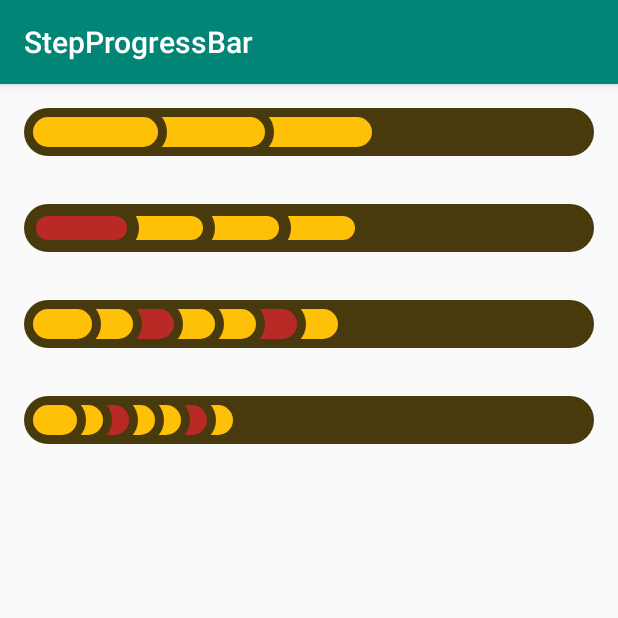
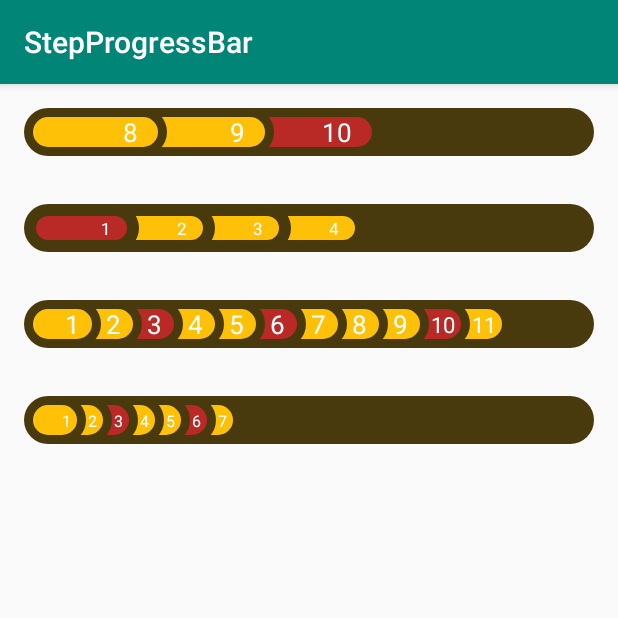
Before and after one commit to mr-sarsarabi/StepProgressBar, an Android app: the screen it shows after launch (MainActivity), on a phone screen of 412 x 824 dp, the top half of it. Run offline under Robolectric (Android 15) with nearby library versions, the phone set to English and light mode, and no system bars.

Commit message:
Added Text Labels for showing indices.

```diff
--- a/app/src/main/java/com/miragestudios/stepprogressbar/MainActivity.java
+++ b/app/src/main/java/com/miragestudios/stepprogressbar/MainActivity.java
@@ -16,13 +16,13 @@ public class MainActivity extends AppCompatActivity {
         stepProgressBar.setFailureStepColor(0xfff);
         stepProgressBar.setBackgroundColor(0xfff);
         stepProgressBar.setInnerPadding(Utils.dpToPx(this, 6));
-        stepProgressBar.setStepSates(new Boolean[]{true, false, true, true, true, false, false, true , true , true , null, null, null}, 2);
+        stepProgressBar.setStepSates(new Boolean[]{true, false, true, true, true, false, false, true , true , false , null, null, null}, 2);
         StepProgressBar stepProgressBar2 = findViewById(R.id.step_progress_bar2);
         stepProgressBar2.setStepCount(7);
         stepProgressBar2.setStepSates(new Boolean[]{false, true, true, true, null, null, null});
         StepProgressBar stepProgressBar3 = findViewById(R.id.step_progress_bar3);
         stepProgressBar3.setStepCount(13);
-        stepProgressBar3.setStepSates(new Boolean[]{true, true, false, true, true, false, true,
+        stepProgressBar3.setStepSates(new Boolean[]{true, true, false, true, true, false, true, true, true, false, true,
                 null, null, null, null, null, null
         });
         StepProgressBar stepProgressBar4 = findViewById(R.id.step_progress_bar4);
--- a/app/src/main/res/layout/activity_main.xml
+++ b/app/src/main/res/layout/activity_main.xml
@@ -15,6 +15,8 @@
         app:backgroundBarColor="#493A0D"
         app:failureStepColor="#B92926"
         app:innerPadding="6dp"
+        app:showStepNumbers="true"
+        app:textColor="#fff"
         app:successfulStepColor="#FFC107" />
 
     <com.miragestudios.stepprogressbar.StepProgressBar
@@ -25,16 +27,22 @@
         app:backgroundBarColor="#493A0D"
         app:failureStepColor="#B92926"
         app:innerPadding="8dp"
+        app:showStepNumbers="true"
+        app:textColor="#fff"
         app:successfulStepColor="#FFC107" />
+
     <com.miragestudios.stepprogressbar.StepProgressBar
         android:id="@+id/step_progress_bar3"
         android:layout_width="match_parent"
         android:layout_height="32dp"
         android:layout_margin="16dp"
         app:backgroundBarColor="#493A0D"
+        app:showStepNumbers="true"
         app:failureStepColor="#B92926"
+        app:textColor="#fff"
         app:innerPadding="6dp"
         app:successfulStepColor="#FFC107" />
+
     <com.miragestudios.stepprogressbar.StepProgressBar
         android:id="@+id/step_progress_bar4"
         android:layout_width="match_parent"
@@ -43,7 +51,9 @@
         app:backgroundBarColor="#493A0D"
         app:failureStepColor="#B92926"
         app:innerPadding="6dp"
+        app:showStepNumbers="true"
+        app:textColor="#fff"
         app:successfulStepColor="#FFC107" />
-<!--    app:stepCount="5"-->
+    <!--    app:stepCount="5"-->
 
 </LinearLayout>
--- a/library/src/main/java/com/miragestudios/stepprogressbar/StepProgressBar.java
+++ b/library/src/main/java/com/miragestudios/stepprogressbar/StepProgressBar.java
@@ -14,6 +14,8 @@ import androidx.annotation.Nullable;
 import java.util.Arrays;
 
 public class StepProgressBar extends View {
+    int _2dp;
+    int _1dp;
 
     private int width, height;
     private int minStepHeight = 20;//class pre-defined variable (in #init())
@@ -24,6 +26,19 @@ public class StepProgressBar extends View {
     private int backgroundRectHStart, backgroundRectVStart, backgroundRectHEnd, backgroundRectVEnd;
     private int backgroundRectWidht, backgroundRectHeight;
     private int stepWidth, stepHeight;
+    private int stepTextWidhtMax, stepTextHeightMax;
+    private int textHeight1;
+    private int textHeight2;
+    private int textWidht1;
+    private int textWidht2;
+    private int textDiff1;
+    private int textDiff2;
+    private int textBottom1;
+    private int textBottom2;
+    private int textLeft;
+    private int textSize1 = 1;
+    private int textSize2 = 1;
+    private Rect textBounds = new Rect();
     private int firstStepWidth;
     private int[] stepsRectHStart, stepsRectHEnd;
     private int stepRectVStart, stepRectVEnd;
@@ -31,14 +46,18 @@ public class StepProgressBar extends View {
     private int[] stepsLeftCircleX;
     private int stepCircleY;
     private int stepCircleRadius;
+    private int halfStepCircleRadius;
     private int stepOverlay = 3;//class pre-defined variable
     private int backgroundBarColor;//user pre-defined variable
     private int successfulStepColor;//user pre-defined variable
     private int failureStepColor;//user pre-defined variable
+    private int textColor;//user pre-defined variable
     private int stepCount;//user pre-defined variable
+    private boolean showStepNumbers;//user pre-defined variable
+    private int trimmedStepsCount = 0;
     private int mode;
 
-    private Paint backgroundPaint, successfulPaint, failurePaint;
+    private Paint backgroundPaint, successfulPaint, failurePaint, textPaint;
     private Rect backgroundRect;
     /**
      * true: step successful , false: step failure , null: step not reached
@@ -55,6 +74,8 @@ public class StepProgressBar extends View {
 
     public StepProgressBar(Context context, @Nullable AttributeSet attrs, int defStyleAttr) {
         super(context, attrs, defStyleAttr);
+        _2dp = Utils.dpToPx(getContext(), 2);
+        _1dp = Utils.dpToPx(getContext(), 1);
         TypedArray a = context.getTheme().obtainStyledAttributes(
                 attrs,
                 R.styleable.StepProgressBar,
@@ -64,7 +85,9 @@ public class StepProgressBar extends View {
             backgroundBarColor = a.getColor(R.styleable.StepProgressBar_backgroundBarColor, 0x493A0D);
             successfulStepColor = a.getColor(R.styleable.StepProgressBar_successfulStepColor, 0xFFC107);
             failureStepColor = a.getColor(R.styleable.StepProgressBar_failureStepColor, 0xB92926);
+            textColor = a.getColor(R.styleable.StepProgressBar_textColor, 0xFFFFFF);
             stepCount = a.getInteger(R.styleable.StepProgressBar_stepCount, 5);
+            showStepNumbers = a.getBoolean(R.styleable.StepProgressBar_showStepNumbers, false);
         } finally {
             a.recycle();
         }
@@ -85,6 +108,11 @@ public class StepProgressBar extends View {
         failurePaint = new Paint(Paint.ANTI_ALIAS_FLAG);
         failurePaint.setColor(failureStepColor);
         failurePaint.setAlpha(255);
+
+        textPaint = new Paint(Paint.ANTI_ALIAS_FLAG);
+        textPaint.setColor(textColor);
+        textPaint.setTextSize(Utils.dpToPx(getContext(), 12));
+        textPaint.setAlpha(255);
 
     }
 
@@ -113,7 +141,27 @@ public class StepProgressBar extends View {
                     //drawing left hole
 //                    canvas.drawCircle(stepsLeftCircleX[i], stepCircleY, stepCircleRadius, backgroundPaint);
                     canvas.drawCircle(stepsRightCircleX[i - 1], stepCircleY, stepCircleRadius + innerPadding, backgroundPaint);
-
+                }
+                if (showStepNumbers) {
+                    if (i + trimmedStepsCount + 1 < 10) {
+                        textPaint.setTextSize(textSize1);
+                        canvas.drawText(
+                                (i + trimmedStepsCount + 1) + "",
+                                stepsRectHEnd[i] + stepCircleRadius - textWidht1 - halfStepCircleRadius -
+                                        ((textDiff1 > stepCircleRadius) ? stepCircleRadius : (textDiff1 > halfStepCircleRadius) ? halfStepCircleRadius : 0),
+                                textBottom1,
+                                textPaint
+                        );
+                    } else {
+                        textPaint.setTextSize(textSize2);
+                        canvas.drawText(
+                                (i + trimmedStepsCount + 1) + "",
+                                stepsRectHEnd[i] + stepCircleRadius - textWidht2 - halfStepCircleRadius -
+                                        ((textDiff2 > stepCircleRadius) ? stepCircleRadius : (textDiff2 > halfStepCircleRadius) ? halfStepCircleRadius : 0),
+                                textBottom2,
+                                textPaint
+                        );
+                    }
                 }
 
             }
@@ -151,11 +199,7 @@ public class StepProgressBar extends View {
         } else {//MeasureSpec.AT_MOST
             int minReqWidth = (stepCount * stepCircleRadius * 2) - (stepCount - 1) * stepOverlay +
                     getPaddingRight() + getPaddingLeft() + innerPadding * 2;
-            if (suggestedWidth > minReqWidth) {
-                width = suggestedWidth;
-            } else {
-                width = minReqWidth;
-            }
+            width = Math.max(suggestedWidth, minReqWidth);
         }
         finalHeightMS = resolveSizeAndState(height, heightMeasureSpec, 1);
         finalWidthMS = resolveSizeAndState(width, widthMeasureSpec, 1);
@@ -185,6 +229,7 @@ public class StepProgressBar extends View {
         backgroundRectVEnd = bottomEnd;
         stepHeight = backgroundRectHeight - innerPadding * 2;
         stepCircleRadius = stepHeight / 2;
+        halfStepCircleRadius = stepCircleRadius / 2;
         stepWidth = (rightEnd - leftStart - innerPadding * 2 - stepCircleRadius/*for extra first step widht*/) / stepCount + stepOverlay;
         firstStepWidth = stepWidth + stepCircleRadius;
         stepRectVStart = topStart + innerPadding;
@@ -203,6 +248,38 @@ public class StepProgressBar extends View {
         stepsLeftCircleX = stepsRectHStart;
         stepsRightCircleX = stepsRectHEnd;
 
+        stepTextWidhtMax = (int) (stepWidth - stepCircleRadius * 1.35);
+        stepTextHeightMax = stepHeight - _2dp;
+
+        textSize1 = 1;
+        textSize2 = 1;
+        while (textSize1 < 60) {
+            textPaint.setTextSize(textSize1);
+            textPaint.getTextBounds("5", 0, 1, textBounds);
+            if (textBounds.right - textBounds.left < stepTextWidhtMax) {
+                if (textBounds.bottom - textBounds.top < stepTextHeightMax - _1dp * 3.5) {
+                    textSize1++;
+                } else break;
+            } else break;
+        }
+        textHeight1 = textBounds.bottom - textBounds.top;
+        textWidht1 = textBounds.right - textBounds.left;
+        textBottom1 = stepRectVEnd - (stepHeight - textHeight1) / 2;
+
+        while (textSize2 < 60) {
+            textPaint.setTextSize(textSize2);
+            textPaint.getTextBounds("55", 0, 2, textBounds);
+            if (textBounds.right - textBounds.left < stepTextWidhtMax) {
+                if (textBounds.bottom - textBounds.top < stepTextHeightMax - _1dp * 3.5) {
+                    textSize2++;
+                } else break;
+            } else break;
+        }
+        textHeight2 = textBounds.bottom - textBounds.top;
+        textWidht2 = textBounds.right - textBounds.left;
+        textBottom2 = stepRectVEnd - (stepHeight - textHeight2) / 2;
+        textDiff1 = (stepWidth + stepCircleRadius / 2 - textWidht1) - (2 * stepCircleRadius);
+        textDiff2 = (stepWidth + stepCircleRadius / 2 - textWidht2) - (2 * stepCircleRadius);
         backgroundRect = new Rect(backgroundRectHStart, backgroundRectVStart, backgroundRectHEnd, backgroundRectVEnd);
     }
 
@@ -247,10 +324,10 @@ public class StepProgressBar extends View {
         }
         if (stepSates.length > stepCount && firstNullStepIndex > stepCount) {
 
-            Boolean[] trimmedStepStates = Arrays.copyOfRange(stepSates, stepSates.length - stepCount + leaveEmptyAtEnd - (stepSates.length - firstNullStepIndex), stepSates.length + leaveEmptyAtEnd - (stepSates.length - firstNullStepIndex));
-//            Log.e("array", "setStepSates: original:" + stepSates.length + " trimmed:" + trimmedStepStates.length);
+            //            Log.e("array", "setStepSates: original:" + stepSates.length + " trimmed:" + trimmedStepStates.length);
 //            Log.e("array", "setStepSates:\noriginal:" + Arrays.toString(stepSates) + "\n trimmed:" + Arrays.toString(trimmedStepStates));
-            this.stepSates = trimmedStepStates;
+            this.stepSates = Arrays.copyOfRange(stepSates, stepSates.length - stepCount + leaveEmptyAtEnd - (stepSates.length - firstNullStepIndex), stepSates.length + leaveEmptyAtEnd - (stepSates.length - firstNullStepIndex));
+            trimmedStepsCount = stepSates.length - stepCount + leaveEmptyAtEnd - (stepSates.length - firstNullStepIndex);
         } else {
             this.stepSates = stepSates;
         }
@@ -258,4 +335,7 @@ public class StepProgressBar extends View {
         requestLayout();
     }
 
+    public void setTextColor(int textColor) {
+        this.textColor = textColor;
+    }
 }
--- a/library/src/main/res/values/attrs.xml
+++ b/library/src/main/res/values/attrs.xml
@@ -5,6 +5,9 @@
         <attr name="backgroundBarColor" format="color" />
         <attr name="successfulStepColor" format="color" />
         <attr name="failureStepColor" format="color" />
+        <attr name="textColor" format="color" />
+        <attr name="textSize" format="integer" />
         <attr name="stepCount" format="integer" />
+        <attr name="showStepNumbers" format="boolean" />
     </declare-styleable>
 </resources>
```
